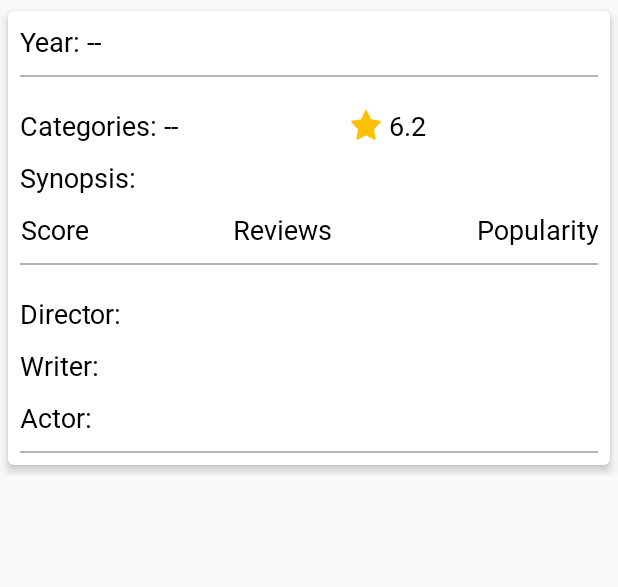
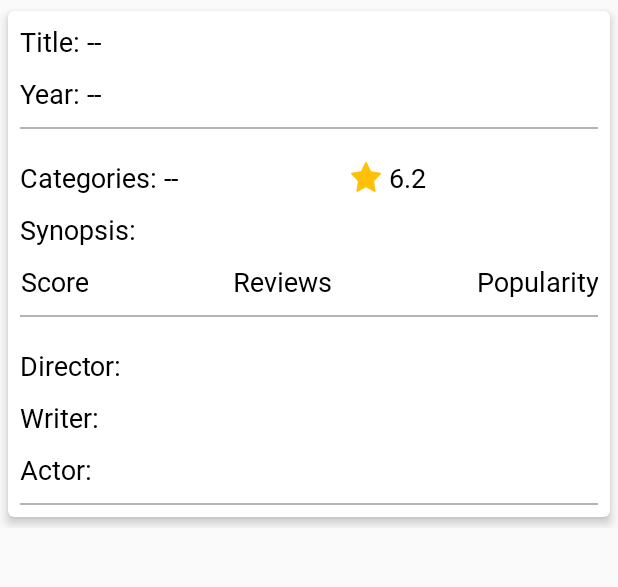
Before and after one commit to sathish2a9/MovieSearch, an Android app: the MovieDetailScrollingActivity screen opened directly, with no data from a screen before it, on a phone screen of 412 x 824 dp, the part 540-1127 px from its top. Run offline under Robolectric (Android 15) with nearby library versions, the phone set to English and light mode, and no system bars; our stand-ins replace data binding; libraries missing offline, so code that uses them is left out: org.kodein.di; pictures from the network do not load; 5 statements that could not run were skipped.

Commit message:
changed movie detail screen

```diff
--- a/app/src/main/java/com/sathish/moviesearch/ui/moviedetail/MovieDetailScrollingActivity.kt
+++ b/app/src/main/java/com/sathish/moviesearch/ui/moviedetail/MovieDetailScrollingActivity.kt
@@ -76,6 +76,7 @@ class MovieDetailScrollingActivity : AppCompatActivity(), KodeinAware {
                     dataBind.progressBar.hide()
                     dataBind.cardViewMovieDetail.show()
                     state.data.let {
+                        dataBind.textTitle.text = "Title: ${it.title}"
                         dataBind.textYear.text = "Year: ${it.year}"
                         dataBind.textCategories.text = "Categories: ${it.runtime}"
                         dataBind.textStar.text = "${it.imdbrating}"
--- a/app/src/main/res/layout/activity_movie_detail_scrolling.xml
+++ b/app/src/main/res/layout/activity_movie_detail_scrolling.xml
@@ -93,16 +93,27 @@
                             android:layout_height="wrap_content">
 
                             <TextView
+                                android:id="@+id/text_title"
+                                android:layout_width="match_parent"
+                                android:layout_height="wrap_content"
+                                android:fontFamily="@font/calibri"
+                                android:text="Title: --"
+                                android:textColor="#000000"
+                                android:textSize="18sp"
+                                app:layout_constraintStart_toStartOf="parent"
+                                app:layout_constraintTop_toTopOf="parent" />
+
+                            <TextView
                                 android:id="@+id/text_year"
                                 android:layout_width="match_parent"
                                 android:layout_height="wrap_content"
-                                android:layout_marginBottom="4dp"
+                                android:layout_marginTop="10dp"
                                 android:fontFamily="@font/calibri"
                                 android:text="Year: --"
                                 android:textColor="#000000"
                                 android:textSize="18sp"
                                 app:layout_constraintStart_toStartOf="parent"
-                                app:layout_constraintTop_toTopOf="parent" />
+                                app:layout_constraintTop_toBottomOf="@+id/text_title" />
 
                             <View
                                 android:id="@+id/view1"
@@ -161,6 +172,7 @@
                                 android:fontFamily="@font/calibri"
                                 android:textColor="#000000"
                                 android:textSize="18sp"
+                                app:layout_constraintHorizontal_bias="0"
                                 app:layout_constrainedWidth="true"
                                 app:layout_constraintEnd_toEndOf="parent"
                                 app:layout_constraintStart_toEndOf="@+id/tv_synopsis"
@@ -237,6 +249,7 @@
                                 android:textColor="#000000"
                                 android:textSize="18sp"
                                 app:layout_constrainedWidth="true"
+                                app:layout_constraintHorizontal_bias="0"
                                 app:layout_constraintEnd_toEndOf="parent"
                                 app:layout_constraintStart_toEndOf="@+id/tv_director"
                                 app:layout_constraintTop_toBottomOf="@+id/view2" />
@@ -263,6 +276,7 @@
                                 android:paddingRight="5dp"
                                 android:textColor="#000000"
                                 android:textSize="18sp"
+                                app:layout_constraintHorizontal_bias="0"
                                 app:layout_constrainedWidth="true"
                                 app:layout_constraintEnd_toEndOf="parent"
                                 app:layout_constraintStart_toEndOf="@+id/tv_writer"
@@ -292,6 +306,7 @@
                                 android:textSize="18sp"
                                 app:layout_constrainedWidth="true"
                                 app:layout_constraintEnd_toEndOf="parent"
+                                app:layout_constraintHorizontal_bias="0"
                                 app:layout_constraintStart_toEndOf="@+id/tv_actor"
                                 app:layout_constraintTop_toBottomOf="@+id/text_writer" />
 
```
